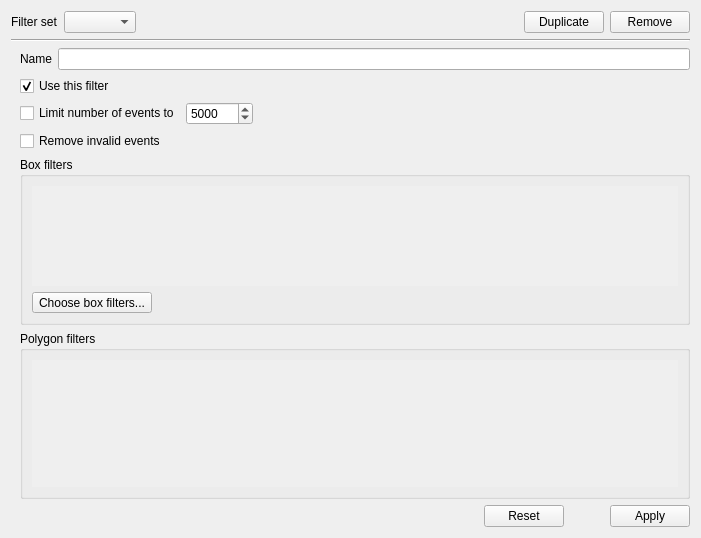
Before: the Qt Designer form shapeout2/gui/analysis/ana_filter.ui in ZELLMECHANIK-DRESDEN/ShapeOut2, drawn with Qt 5.
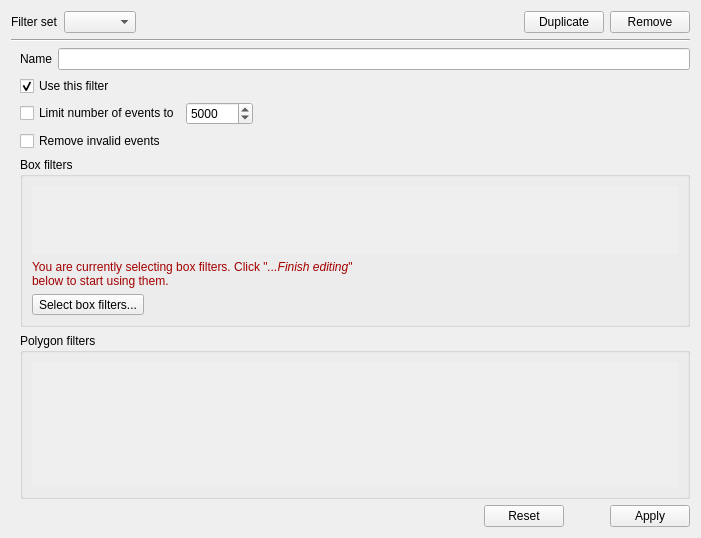
After: the same form once the commit is applied.

Commit message: enh: be more verbose when user wants to add box filters (close #34)

Patch:
```diff
--- a/shapeout2/gui/analysis/ana_filter.ui
+++ b/shapeout2/gui/analysis/ana_filter.ui
@@ -211,7 +211,7 @@
              <x>0</x>
              <y>0</y>
              <width>649</width>
-             <height>81</height>
+             <height>68</height>
             </rect>
            </property>
            <layout class="QVBoxLayout" name="verticalLayout_6">
@@ -222,10 +222,17 @@
           </widget>
          </widget>
         </item>
+        <item>
+         <widget class="QLabel" name="label_box_edit">
+          <property name="text">
+           <string>&lt;html&gt;&lt;head/&gt;&lt;body&gt;&lt;p&gt;&lt;span style=&quot; color:#a40000;&quot;&gt;You are currently selecting box filters. Click &amp;quot;&lt;/span&gt;&lt;span style=&quot; font-style:italic; color:#a40000;&quot;&gt;...Finish editing&lt;/span&gt;&lt;span style=&quot; color:#a40000;&quot;&gt;&amp;quot;&lt;br/&gt;below to start using them.&lt;/span&gt;&lt;/p&gt;&lt;/body&gt;&lt;/html&gt;</string>
+          </property>
+         </widget>
+        </item>
         <item>
          <widget class="QToolButton" name="toolButton_moreless">
           <property name="text">
-           <string>Choose box filters...</string>
+           <string>Select box filters...</string>
           </property>
          </widget>
         </item>
@@ -270,7 +277,7 @@
              <x>0</x>
              <y>0</y>
              <width>649</width>
-             <height>111</height>
+             <height>84</height>
             </rect>
            </property>
            <layout class="QVBoxLayout" name="verticalLayout_7">
```
The commit also changes 2 other files.
